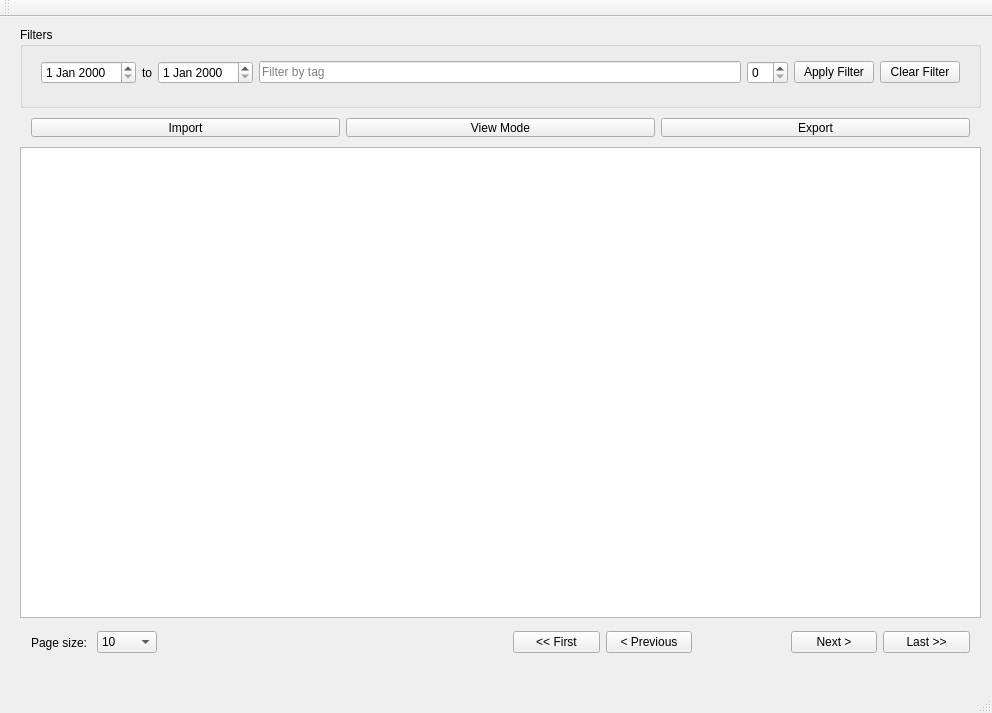
Before: the Qt Designer form src/TSS_App.ui in juliaondrusova/TSS_2025_Ondrusova, drawn with Qt 5.
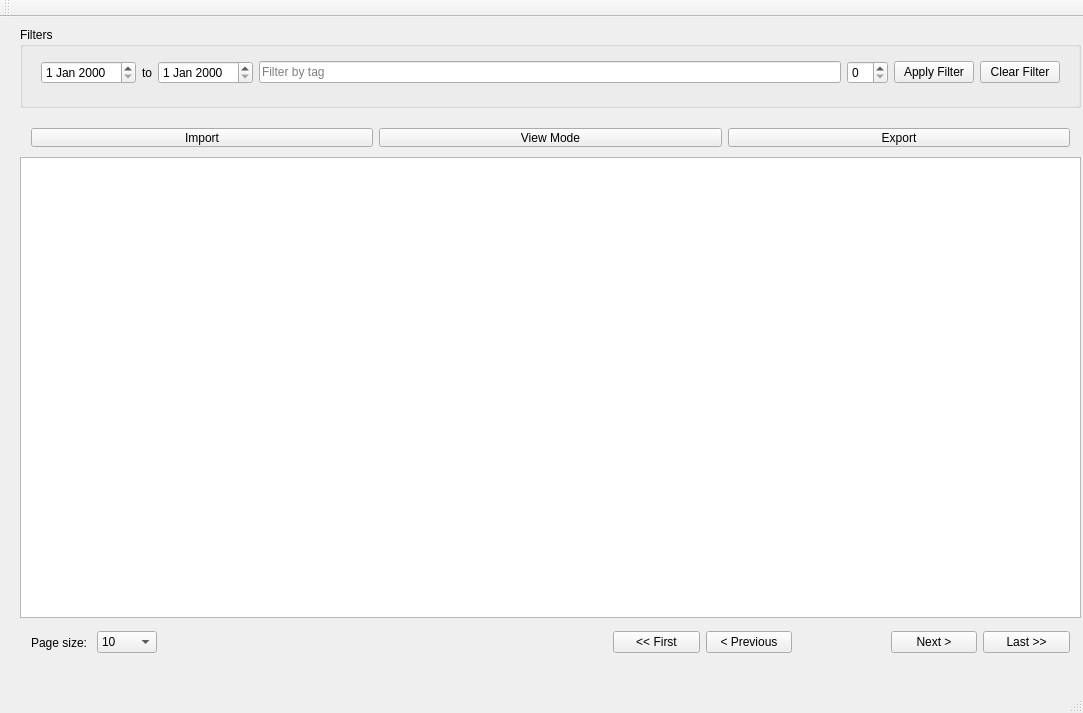
After: the same form once the commit is applied.

Commit message: export fix podla specifikacie (daju sa exoprtovat aj fotky, kt. neboli editovane). pridany list view checkbox pre export (deafult je unchecknuty) - ked suer fotky edituje, tak sa checkne. do export dialogu idu vsetky fotky, kt. su v list veiw checknute

Diff of the .ui file:
```diff
--- a/src/TSS_App.ui
+++ b/src/TSS_App.ui
@@ -6,7 +6,7 @@
    <rect>
     <x>0</x>
     <y>0</y>
-    <width>992</width>
+    <width>1083</width>
     <height>713</height>
    </rect>
   </property>
@@ -19,7 +19,7 @@
      <rect>
       <x>20</x>
       <y>10</y>
-      <width>961</width>
+      <width>1061</width>
       <height>81</height>
      </rect>
     </property>
@@ -31,7 +31,7 @@
       <rect>
        <x>10</x>
        <y>20</y>
-       <width>941</width>
+       <width>1041</width>
        <height>51</height>
       </rect>
      </property>
@@ -80,8 +80,8 @@
     <property name="geometry">
      <rect>
       <x>20</x>
-      <y>90</y>
-      <width>961</width>
+      <y>100</y>
+      <width>1061</width>
       <height>41</height>
      </rect>
     </property>
@@ -113,9 +113,9 @@
     <property name="geometry">
      <rect>
       <x>20</x>
-      <y>130</y>
-      <width>961</width>
-      <height>471</height>
+      <y>140</y>
+      <width>1061</width>
+      <height>461</height>
      </rect>
     </property>
    </widget>
@@ -124,7 +124,7 @@
      <rect>
       <x>20</x>
       <y>600</y>
-      <width>961</width>
+      <width>1061</width>
       <height>51</height>
      </rect>
     </property>
@@ -190,7 +190,7 @@
        </property>
        <property name="sizeHint" stdset="0">
         <size>
-         <width>350</width>
+         <width>450</width>
          <height>20</height>
         </size>
        </property>
```
Left out of the diff: 2 changed lines with no effect on the pictures. The commit also changes 7 other files.
